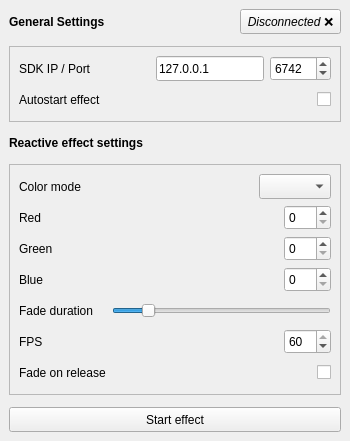
This is src/mousereactivergb.ui in Odizinne/MouseReactiveRGB as Qt 5 draws it before an edit. The edited form follows.
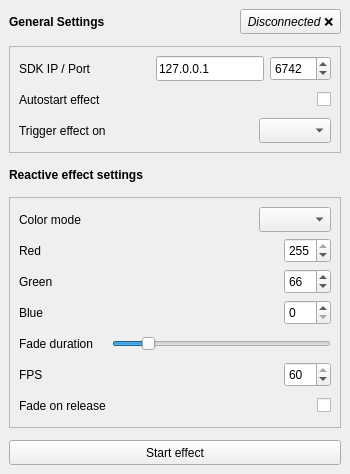
This is the edited form.

Commit message: Added trigger button option, reworked settings creation

```diff
--- a/src/mousereactivergb.ui
+++ b/src/mousereactivergb.ui
@@ -7,7 +7,7 @@
     <x>0</x>
     <y>0</y>
     <width>350</width>
-    <height>441</height>
+    <height>474</height>
    </rect>
   </property>
   <property name="minimumSize">
@@ -197,6 +197,9 @@
          <property name="maximum">
           <number>255</number>
          </property>
+         <property name="value">
+          <number>255</number>
+         </property>
         </widget>
        </item>
        <item row="2" column="0">
@@ -229,6 +232,9 @@
          <property name="maximum">
           <number>255</number>
          </property>
+         <property name="value">
+          <number>66</number>
+         </property>
         </widget>
        </item>
        <item row="3" column="0">
@@ -458,6 +464,40 @@
          </property>
         </widget>
        </item>
+       <item row="2" column="0">
+        <widget class="QLabel" name="label_9">
+         <property name="text">
+          <string>Trigger effect on</string>
+         </property>
+        </widget>
+       </item>
+       <item row="2" column="1" colspan="3">
+        <layout class="QGridLayout" name="gridLayout_6">
+         <item row="0" column="1">
+          <widget class="QComboBox" name="triggerComboBox">
+           <property name="minimumSize">
+            <size>
+             <width>0</width>
+             <height>25</height>
+            </size>
+           </property>
+          </widget>
+         </item>
+         <item row="0" column="0">
+          <spacer name="horizontalSpacer_4">
+           <property name="orientation">
+            <enum>Qt::Orientation::Horizontal</enum>
+           </property>
+           <property name="sizeHint" stdset="0">
+            <size>
+             <width>40</width>
+             <height>20</height>
+            </size>
+           </property>
+          </spacer>
+         </item>
+        </layout>
+       </item>
       </layout>
      </widget>
     </item>
```
Left out of the diff: 118 changed lines with no effect on the pictures. The commit also changes 2 other files.
